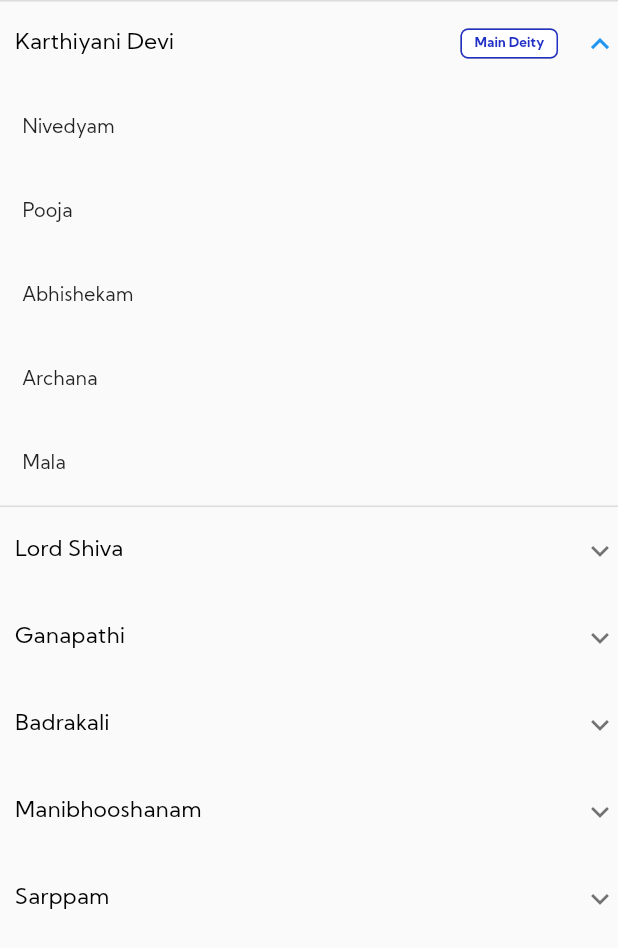
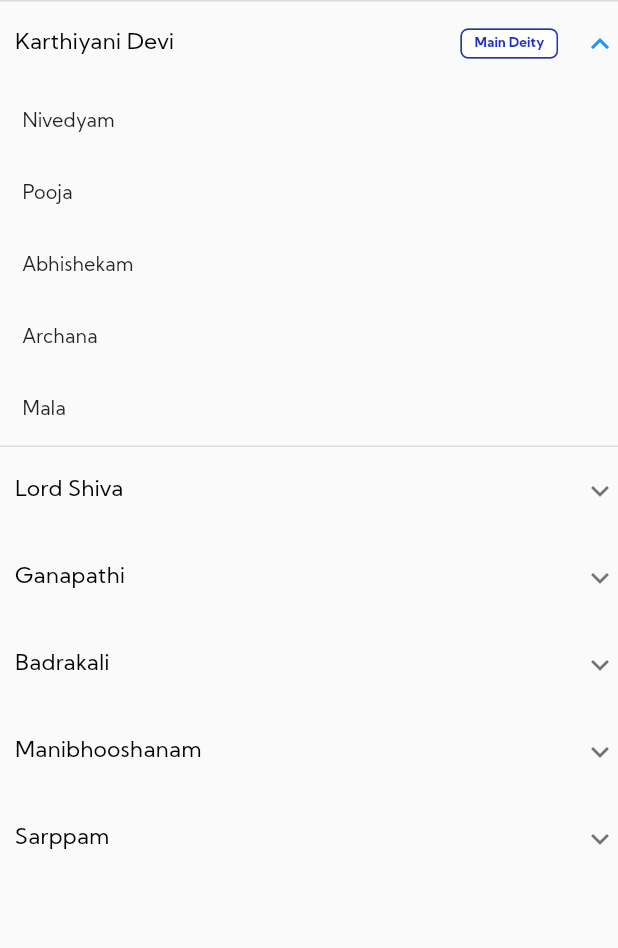
Before and after one commit to chekuthankl13/temple, a Flutter app: the Deties widget shown alone on an empty page, opened directly, after a tap on "Karthiyani Devi", on a phone screen of 412 x 824 dp. Shown: the top 948 px of the screen. Run offline on Flutter 3.47's test engine with Material 2 defaults, Android fonts, the phone set to English and light mode, and no system bars; our stand-ins replace flutter_svg; network calls fail.

Commit message:
header, tile -> edited

```diff
--- a/lib/sections/deties.dart
+++ b/lib/sections/deties.dart
@@ -45,11 +45,11 @@ class _DetiesState extends State<Deties> {
 
   Widget tilename(String name) => Padding(
         padding: const EdgeInsets.only(left: 15, top: 0),
-        child: Column(
-          children: [
-            ListTileTheme(
+        child: ListTileTheme(
           contentPadding: const EdgeInsets.all(0),
           child: ListTile(
+            minVerticalPadding: 1,
+            dense: true,
             title: Text(
               name,
               style: const TextStyle(
@@ -58,7 +58,5 @@ class _DetiesState extends State<Deties> {
             ),
           ),
         ),
-          ],
-        ),
       );
 }
--- a/lib/sections/header.dart
+++ b/lib/sections/header.dart
@@ -1,6 +1,7 @@
 import 'package:flutter/material.dart';
 
 import 'package:temple/widgets/Buttons/button2.dart';
+import 'package:temple/widgets/Buttons/button3.dart';
 
 class Header extends StatefulWidget {
   const Header({
@@ -72,10 +73,13 @@ class _HeaderState extends State<Header> {
             top: 200,
             left: 120,
             child: Button2(
-              onpressed: null,
               txt: '5',
             ),
           ),
+          Positioned(
+              top: 200,
+              right: MediaQuery.of(context).size.width / 25,
+              child: const Button3(onpressed: null, txt: 'Follow')),
           Positioned(
             top: 145,
             left: MediaQuery.of(context).size.width / 25,
```
Also changed, not shown: lib/widgets/Buttons/button2.dart (+1 -36 lines). Lines whose indentation alone changed are shown as unchanged.
